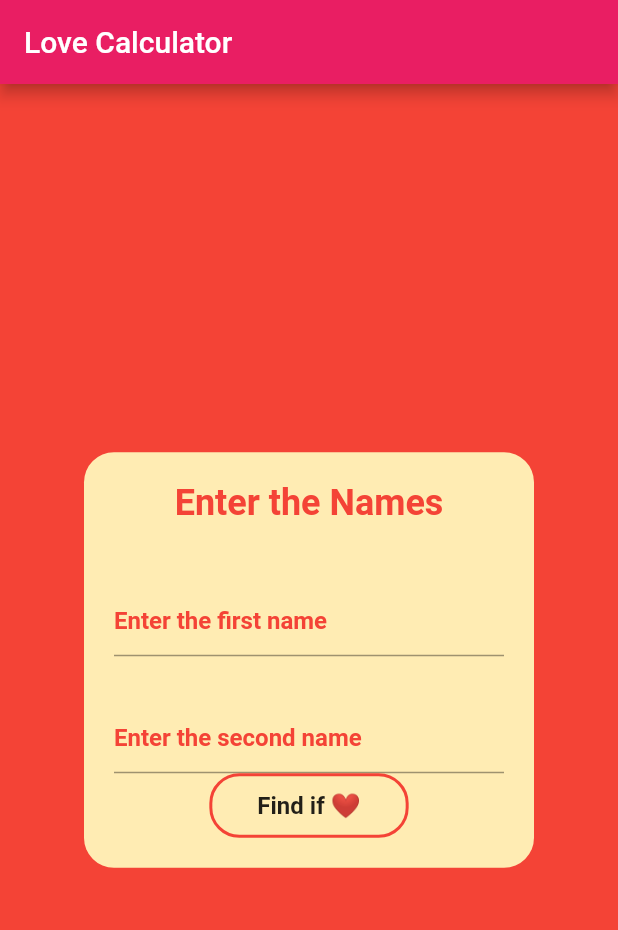
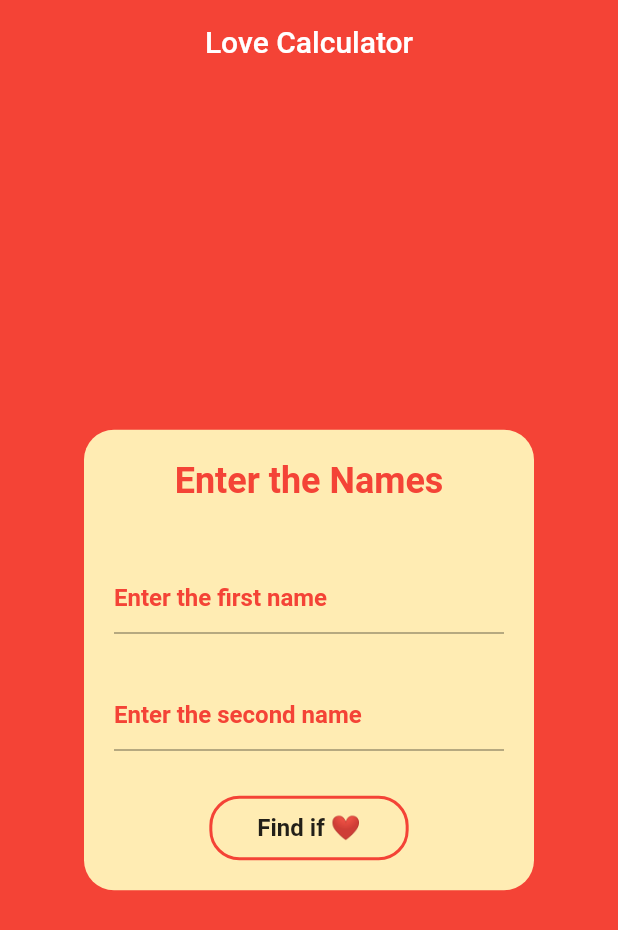
Before and after one commit to Sarang-R-119/love_calculator, a Flutter app: the screen it shows after launch, on a phone screen of 412 x 824 dp. Shown: the top 930 px of the screen. Run offline on Flutter 3.47's test engine with Material 2 defaults, Android fonts, the phone set to English and light mode, and no system bars.

```diff
--- a/lib/screens/primaryPage.dart
+++ b/lib/screens/primaryPage.dart
@@ -1,17 +1,44 @@
 import 'package:flutter/material.dart';
 import 'package:love_calculator/widgets/name_container.dart';
+import 'package:http/http.dart' as http;
 
 class HomePage extends StatelessWidget {
+
+  final TextEditingController name1 = TextEditingController();
+  final TextEditingController name2 = TextEditingController();
+
   @override
   Widget build(BuildContext context) {
     return Scaffold(
       appBar: AppBar(
         title: Text('Love Calculator'),
-        backgroundColor: Colors.pink,
+        elevation: 0.0,
+        backgroundColor: Colors.transparent,
+        centerTitle: true,
       ),
+
       backgroundColor: Colors.red,
       body: Center(
-        child: NameContainer(),
+        child: NameContainer(name1: name1, name2: name2,
+          onTap: () async{
+
+          // Getting the url of the API call
+            var url =
+                'https://rapidapi.p.rapidapi.com/getPercentage?fname=${name1.text.trim()}&sname=${name2.text.trim()}';
+
+          // Getting the host and key headers
+            Map<String, String> headers = {
+              'x-rapidapi-host': 'love-calculator.p.rapidapi.com',
+              'x-rapidapi-key': '40cd906284mshf322f285a1e564dp1aebfdjsn013d55972b98',
+            };
+
+          // await -> Guides the flutter to take time to collect the response
+          var response = await http.get(url, headers: headers);
+          print(name1.text);
+            print(response.body);
+            print('Response is collected.');
+          },
+        ),
       )
     );
   }
--- a/lib/widgets/name_container.dart
+++ b/lib/widgets/name_container.dart
@@ -2,6 +2,13 @@ import 'package:flutter/material.dart';
 import 'package:love_calculator/widgets/custom_button.dart';
 
 class NameContainer extends StatelessWidget {
+
+  final TextEditingController name1;
+  final TextEditingController name2;
+  final Function onTap;
+
+  const NameContainer({ this.onTap, this.name1, this.name2});
+
   @override
   Widget build(BuildContext context) {
     return FittedBox(
@@ -34,6 +41,7 @@ class NameContainer extends StatelessWidget {
             ),
             TextField(
               cursorColor: Colors.red,
+              controller: name1,
               decoration: InputDecoration(
                 hintText: 'Enter the first name',
                 hintStyle: TextStyle(fontWeight: FontWeight.w600, color: Colors.red),
@@ -44,12 +52,16 @@ class NameContainer extends StatelessWidget {
             ),
             TextField(
               cursorColor: Colors.red,
+              controller: name2,
               decoration: InputDecoration(
                 hintText: 'Enter the second name',
                 hintStyle: TextStyle(fontWeight: FontWeight.w600, color: Colors.red),
               ),
             ),
-            CustomButton()
+            SizedBox(
+              height: 30,
+            ),
+            CustomButton(onTap: onTap)
           ],
         ),
       ),
--- a/pubspec.yaml
+++ b/pubspec.yaml
@@ -28,7 +28,7 @@ dependencies:
   # The following adds the Cupertino Icons font to your application.
   # Use with the CupertinoIcons class for iOS style icons.
   cupertino_icons: ^1.0.0
-
+  http: ^0.12.2
 dev_dependencies:
   flutter_test:
     sdk: flutter
```
Also changed, not shown: pubspec.lock.
